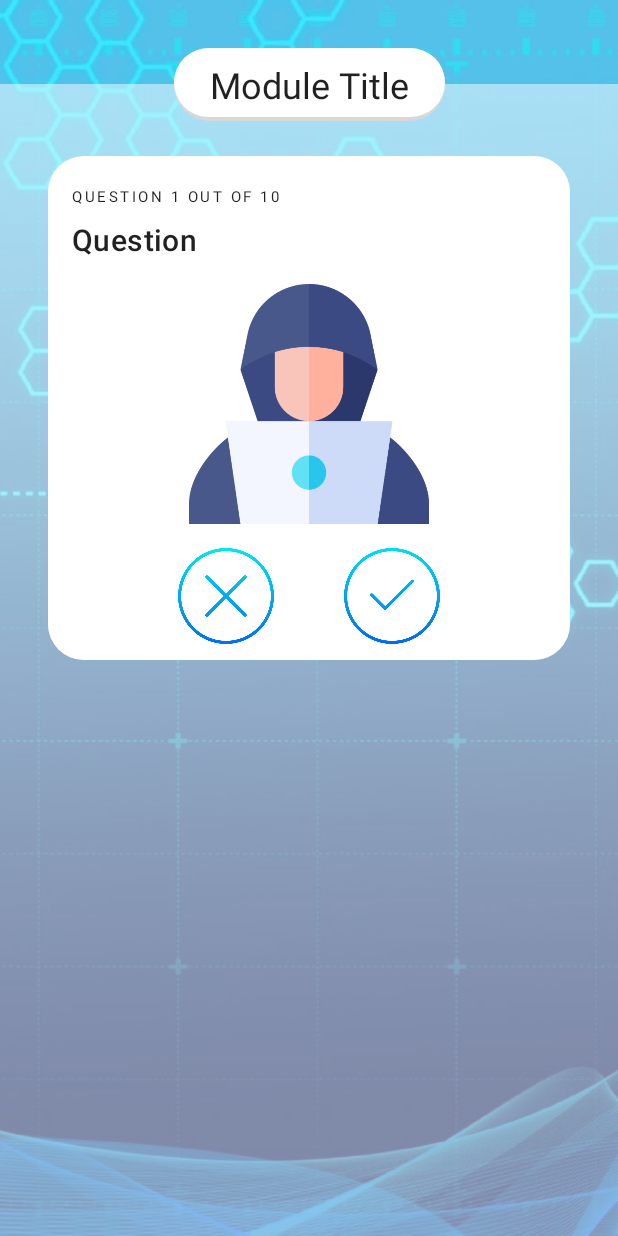
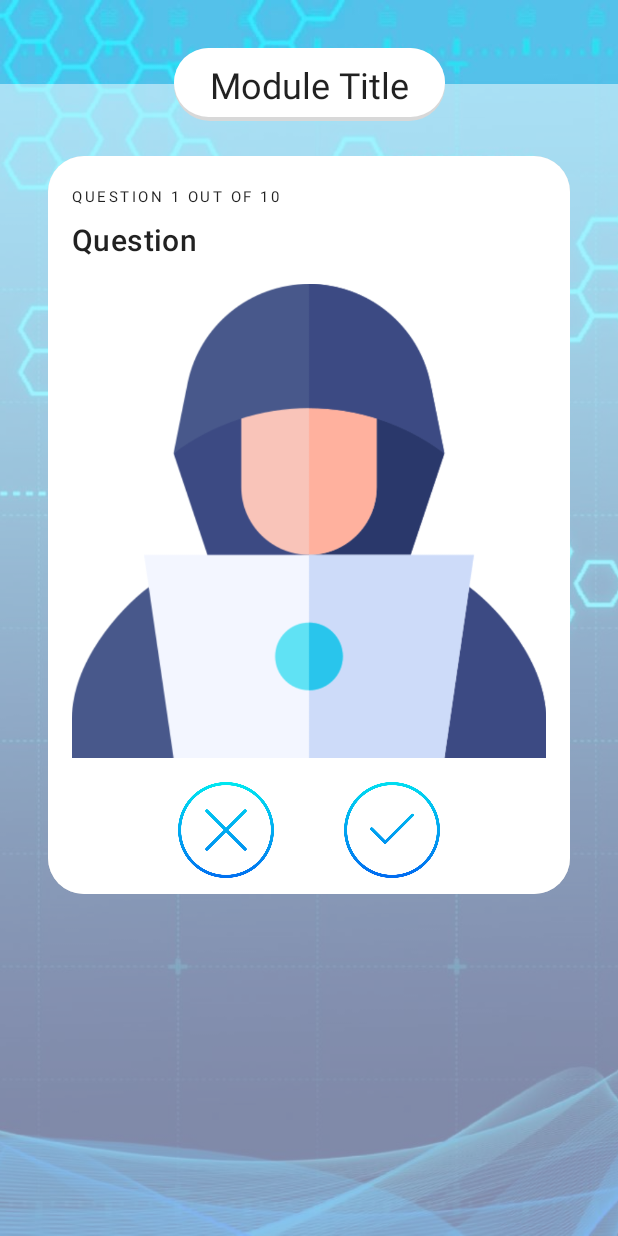
Before and after one commit to suzytang/INFS3605Assignment, an Android app: the TrueFalseActivity screen opened directly, with no data from a screen before it, on a phone screen of 412 x 824 dp. Run offline under Robolectric (Android 15) with nearby library versions, the phone set to English and light mode, and no system bars; 1 statement that could not run was skipped.

Commit message:
[BUG] fixed UIs

```diff
--- a/app/src/main/java/com/example/infs3605assignment/ui/knowledge/MCQActivity.java
+++ b/app/src/main/java/com/example/infs3605assignment/ui/knowledge/MCQActivity.java
@@ -219,7 +219,7 @@ public class MCQActivity extends AppCompatActivity {
 
     private void showNextQuestion() {
         enableButtons(true);
-        feedbackBox.setVisibility(View.INVISIBLE);
+        feedbackBox.setVisibility(View.GONE);
         feedback.setVisibility(View.INVISIBLE);
         result.setVisibility(View.INVISIBLE);
         questionBox.setAlpha((float) 1);
--- a/app/src/main/java/com/example/infs3605assignment/ui/knowledge/activity/TrueFalse.java
+++ b/app/src/main/java/com/example/infs3605assignment/ui/knowledge/activity/TrueFalse.java
@@ -89,11 +89,11 @@ public class TrueFalse {
         questions.add(new TrueFalse(5,"Are free money earning applications real?",R.drawable.mpa4,false,0,"Sometimes when things look too good to be true, it probably is.\nFake money earning applications require users to enter their bank details. Remember to never enter these details unless it is a verified application."));
         questions.add(new TrueFalse(5,"Backing up contacts on an app seems like a good idea. Am I right?",R.drawable.mpa5,false,0,"Back up contacts on a SIM. Never confirm access for a third-party application to view your stored contact list."));
 
-        questions.add(new TrueFalse(5,"Should I continue onto this site?",R.drawable.us1,false,0,"Chrome will label websites built on an insecure protocol with a gray 'not secure' message in the address bar to indicate the website has no built in security protocol and is on HTTP. Sites that use HTTPS will see a green 'secure' label, key symbol, or the domain company name depending on what security certificate is in use."));
-        questions.add(new TrueFalse(5,"Should I hit the Iphones to win money?",R.drawable.us2,false,0,"Definitely not. While many pop-ups from reputable and verified websites are safe, some of them contain adware programs that generate illegitimate malware pop-ups and malware spam can install spyware to hijack your browser and capture your personal information."));
-        questions.add(new TrueFalse(5,"I want to buy a dress of ASOS. Is it safe for me to enter in my card details?",R.drawable.us3,true,0,"Yes. Connection is secure, security certificates are valid, and ASOS is a trustworthy and reputable company name. Safely enter your card details, however, never click on ‘Save card detail’ option."));
-        questions.add(new TrueFalse(5,"Should I click these download buttons?",R.drawable.us4,false,0,"None of them. Do not install anything from websites that are unknown. Fake download buttons are sometimes an ad for something called Download Manager, which is a collection of malicious intents. This is an increasingly common tactic among advertisers and even spyware distributors: ads that masquerade as Download buttons which leads to, spywares, viruses, and other system-clogging junk."));
-        questions.add(new TrueFalse(5,"Is it safe to install Chrome extensions?",R.drawable.us5,true,0,"Yes, but keep in mind chrome browser extensions can become compromised, transforming them into malicious extensions that collect data in the background. For example, a developer can build a useful extension, however, turn around and sell your data to a advertising company which then targets you with ads and tracking tools to turn profit.\nAs a result, the best thing to do first is to look at the developer website before installing the extension, to see if that person is verified or real. Additionally, investigate the description and try to spot things that may be questionable before approving permissions the extension can access. e.g. if a screen recording extension is asking for your location, bank details, data, it is a warning sign."));
+        questions.add(new TrueFalse(4,"Should I continue onto this site?",R.drawable.us1,false,0,"Chrome will label websites built on an insecure protocol with a gray 'not secure' message in the address bar to indicate the website has no built in security protocol and is on HTTP. Sites that use HTTPS will see a green 'secure' label, key symbol, or the domain company name depending on what security certificate is in use."));
+        questions.add(new TrueFalse(4,"Should I hit the Iphones to win money?",R.drawable.us2,false,0,"Definitely not. While many pop-ups from reputable and verified websites are safe, some of them contain adware programs that generate illegitimate malware pop-ups and malware spam can install spyware to hijack your browser and capture your personal information."));
+        questions.add(new TrueFalse(4,"I want to buy a dress of ASOS. Is it safe for me to enter in my card details?",R.drawable.us3,true,0,"Yes. Connection is secure, security certificates are valid, and ASOS is a trustworthy and reputable company name. Safely enter your card details, however, never click on ‘Save card detail’ option."));
+        questions.add(new TrueFalse(4,"Should I click these download buttons?",R.drawable.us4,false,0,"None of them. Do not install anything from websites that are unknown. Fake download buttons are sometimes an ad for something called Download Manager, which is a collection of malicious intents. This is an increasingly common tactic among advertisers and even spyware distributors: ads that masquerade as Download buttons which leads to, spywares, viruses, and other system-clogging junk."));
+        questions.add(new TrueFalse(4,"Is it safe to install Chrome extensions?",R.drawable.us5,true,0,"Yes, but keep in mind chrome browser extensions can become compromised, transforming them into malicious extensions that collect data in the background. For example, a developer can build a useful extension, however, turn around and sell your data to a advertising company which then targets you with ads and tracking tools to turn profit.\nAs a result, the best thing to do first is to look at the developer website before installing the extension, to see if that person is verified or real. Additionally, investigate the description and try to spot things that may be questionable before approving permissions the extension can access. e.g. if a screen recording extension is asking for your location, bank details, data, it is a warning sign."));
 
         return questions;
     }
--- a/app/src/main/java/com/example/infs3605assignment/ui/knowledge/activity/TrueFalseActivity.java
+++ b/app/src/main/java/com/example/infs3605assignment/ui/knowledge/activity/TrueFalseActivity.java
@@ -229,7 +229,7 @@ public class TrueFalseActivity extends AppCompatActivity {
 
     private void showNextQuestion() {
         enableButtons(true);
-        feedbackBox.setVisibility(View.INVISIBLE);
+        feedbackBox.setVisibility(View.GONE);
         questionBox.setAlpha((float) 1);
         if (questionCounter < questionTotal) {
             currentQuestion = questionList.get(questionCounter);
--- a/app/src/main/res/layout/activity_true_false.xml
+++ b/app/src/main/res/layout/activity_true_false.xml
@@ -71,7 +71,6 @@
                     android:id="@+id/questionText"
                     android:layout_width="match_parent"
                     android:layout_height="wrap_content"
-                    android:layout_above="@id/radio_group"
                     android:layout_marginTop="8dp"
                     android:text="Question"
                     android:textAppearance="@style/TextAppearance.MaterialComponents.Headline6"
@@ -92,9 +91,11 @@
 
                 <ImageView
                     android:id="@+id/screenshot"
-                    android:layout_width="wrap_content"
-                    android:layout_height="160dp"
+                    android:layout_width="0dp"
+                    android:layout_height="wrap_content"
                     android:layout_marginTop="16dp"
+                    android:scaleType="fitXY"
+                    android:adjustViewBounds="true"
                     app:layout_constraintEnd_toEndOf="parent"
                     app:layout_constraintStart_toStartOf="parent"
                     app:layout_constraintTop_toBottomOf="@+id/questionText"
```
